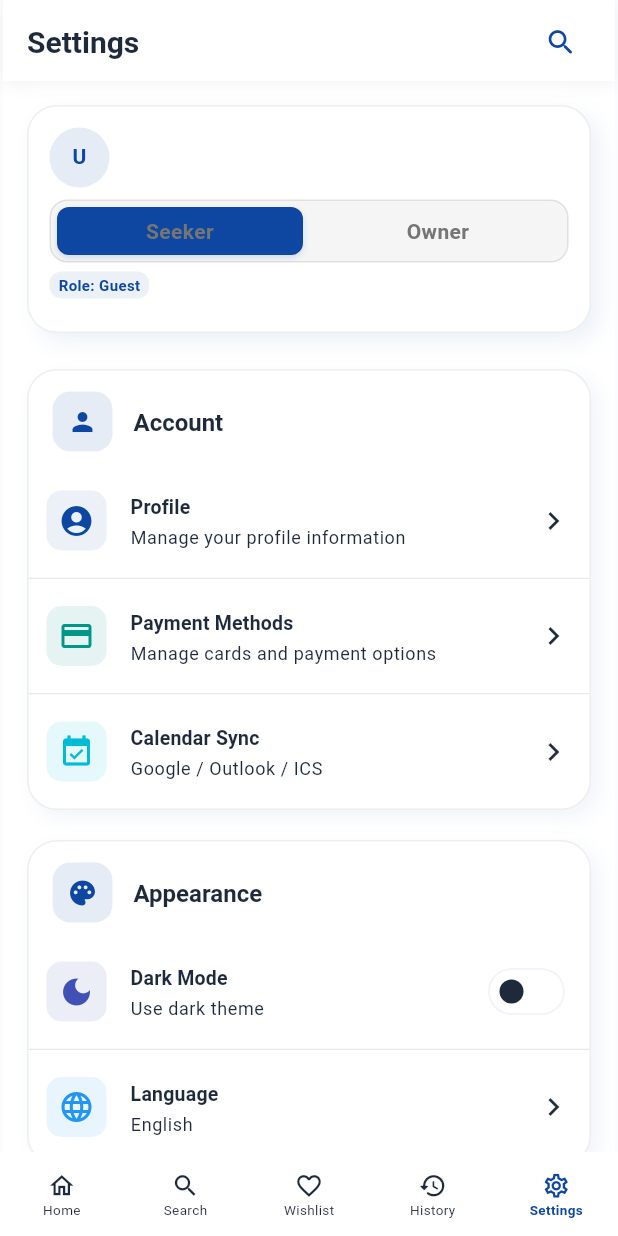
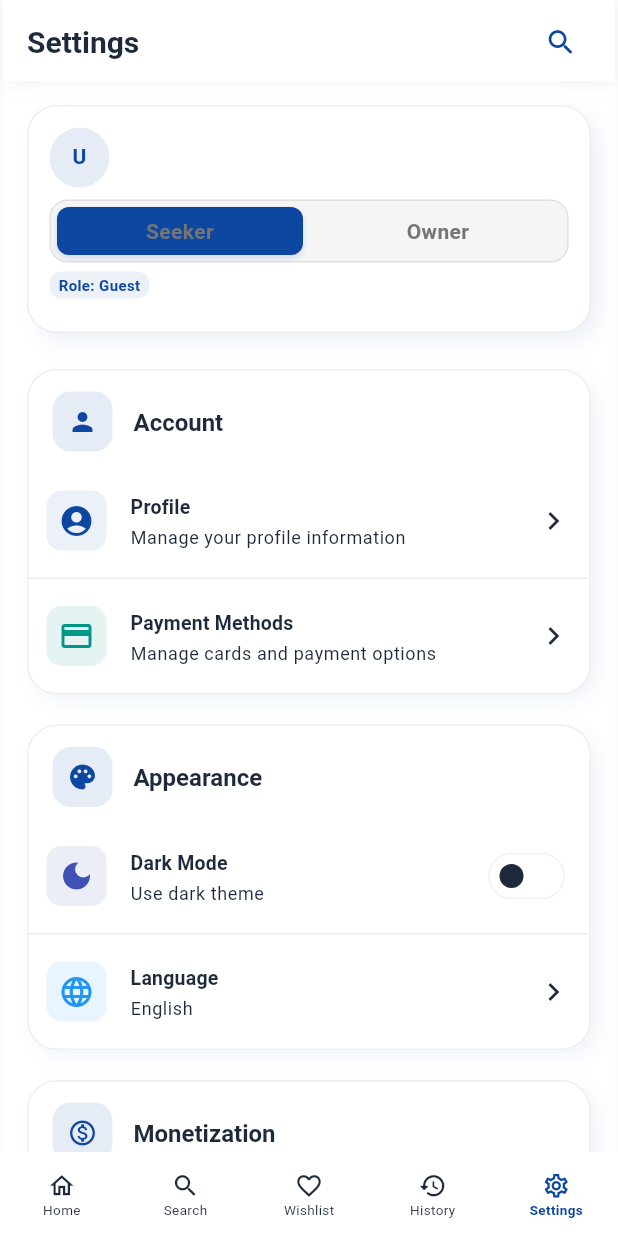
Before and after one commit to ADITYAchhipa/retro, a Flutter app: the ModularSettingsScreen screen opened by its route, on a phone screen of 412 x 824 dp. Run offline on Flutter 3.47's test engine with Material 3 defaults, Android fonts, the phone set to English and light mode, and no system bars; our stand-ins replace cached_network_image, file_picker, fl_chart, flutter_local_notifications, flutter_riverpod, flutter_timezone and 13 more; accounts and stored records are empty; generated files the repository leaves out were written again; network calls fail; project files that could hold a hidden picture were left out.

Commit message:
Remove: Calendar Sync feature (non-functional mock)
Removed calendar sync functionality as it was a mock/placeholder with no real integration:

REMOVED FROM SETTINGS:
- Calendar Sync menu item and navigation

REMOVED FROM ROUTER:
- calendarSync route constant
- /calendar-sync route definition
- CalendarSyncScreen import

REMOVED FROM BOOKING MANAGEMENT:
- Calendar icon button in AppBar
- ui_visibility_provider unused import

KEPT (for potential future use):
- calendar_sync_screen.dart file
- calendar_sync_service.dart file

This reduces user confusion by removing a non-functional feature from the UI while keeping the code structure for future implementation if needed.

```diff
--- a/rentally/lib/features/owner/modular_booking_management_screen.dart
+++ b/rentally/lib/features/owner/modular_booking_management_screen.dart
@@ -1,7 +1,6 @@
 import 'package:flutter/material.dart';
 import 'package:flutter_riverpod/flutter_riverpod.dart';
 import 'package:go_router/go_router.dart';
-import '../../core/providers/ui_visibility_provider.dart';
 import 'package:cached_network_image/cached_network_image.dart';
 import '../../core/widgets/loading_states.dart';
 import '../../widgets/responsive_layout.dart';
@@ -169,17 +168,6 @@ class _ModularBookingManagementScreenState
         onPressed: () => context.pop(),
       ),
       actions: [
-        IconButton(
-          icon: const Icon(Icons.calendar_today),
-          onPressed: () {
-            // Open calendar sync (immersive route) above Shell and toggle immersive flag
-            ref.read(immersiveRouteOpenProvider.notifier).state = true;
-            context.push('/calendar-sync').whenComplete(() {
-              if (!mounted) return;
-              ref.read(immersiveRouteOpenProvider.notifier).state = false;
-            });
-          },
-        ),
         if (_selectedBookings.isNotEmpty)
           IconButton(
             icon: const Icon(Icons.more_vert),
--- a/rentally/lib/features/settings/modular_settings_screen.dart
+++ b/rentally/lib/features/settings/modular_settings_screen.dart
@@ -1423,28 +1423,6 @@ class _ModularSettingsScreenState extends ConsumerState<ModularSettingsScreen> {
           onTap: () async {
             ref.read(immersiveRouteOpenProvider.notifier).state = true;
             await context.push(Routes.paymentMethods);
-            if (mounted) {
-              ref.read(immersiveRouteOpenProvider.notifier).state = false;
-            }
-          },
-        ),
-        const Divider(height: 1),
-        ListTile(
-          leading: Container(
-            width: 40,
-            height: 40,
-            decoration: BoxDecoration(
-              color: Colors.cyan.withOpacity(0.10),
-              borderRadius: BorderRadius.circular(10),
-            ),
-            child: const Icon(Icons.event_available, color: Colors.cyan),
-          ),
-          title: const Text('Calendar Sync'),
-          subtitle: const Text('Google / Outlook / ICS'),
-          trailing: const Icon(Icons.chevron_right),
-          onTap: () async {
-            ref.read(immersiveRouteOpenProvider.notifier).state = true;
-            await context.push(Routes.calendarSync);
             if (mounted) {
               ref.read(immersiveRouteOpenProvider.notifier).state = false;
             }
```
Also changed, not shown: rentally/lib/app/auth_router.dart (+0 -8 lines).
